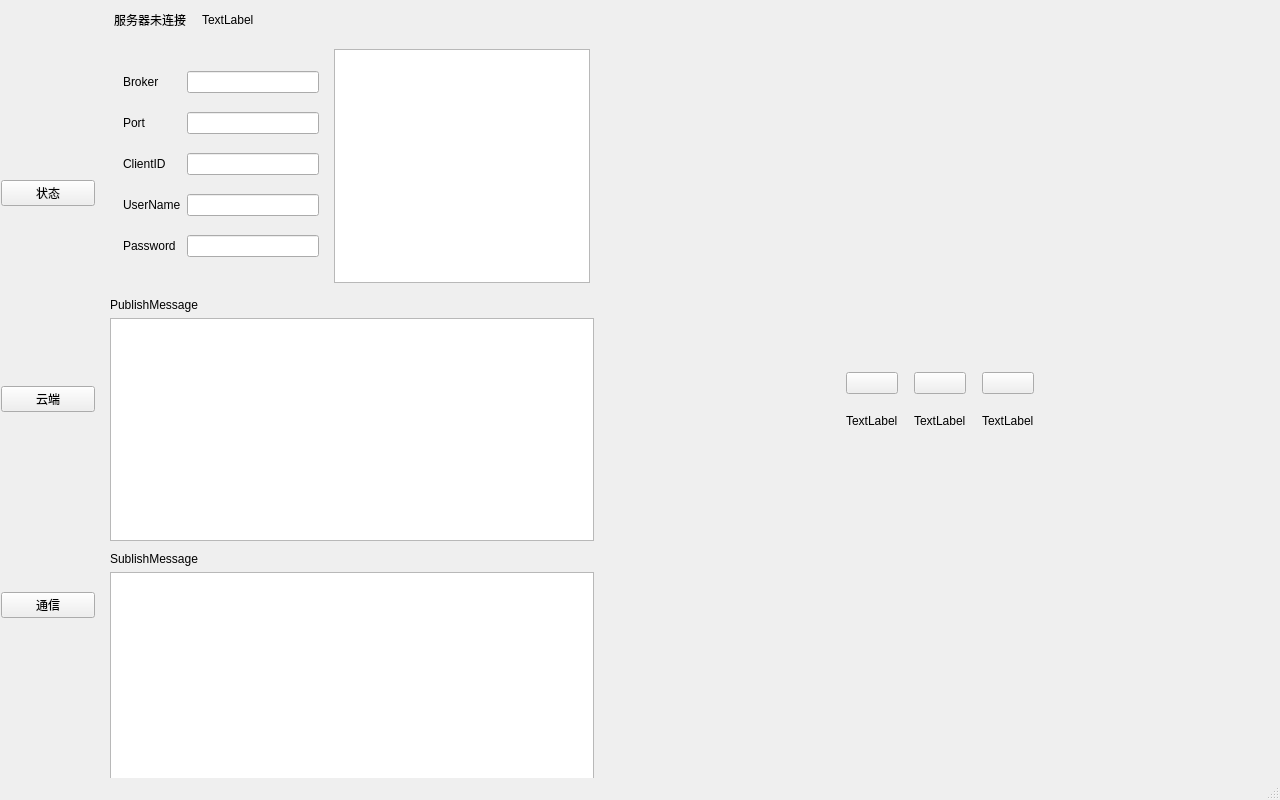
fanyuzhao0213/qt_project, file fyz_smart_home/mainwindow.ui: the form before one commit.
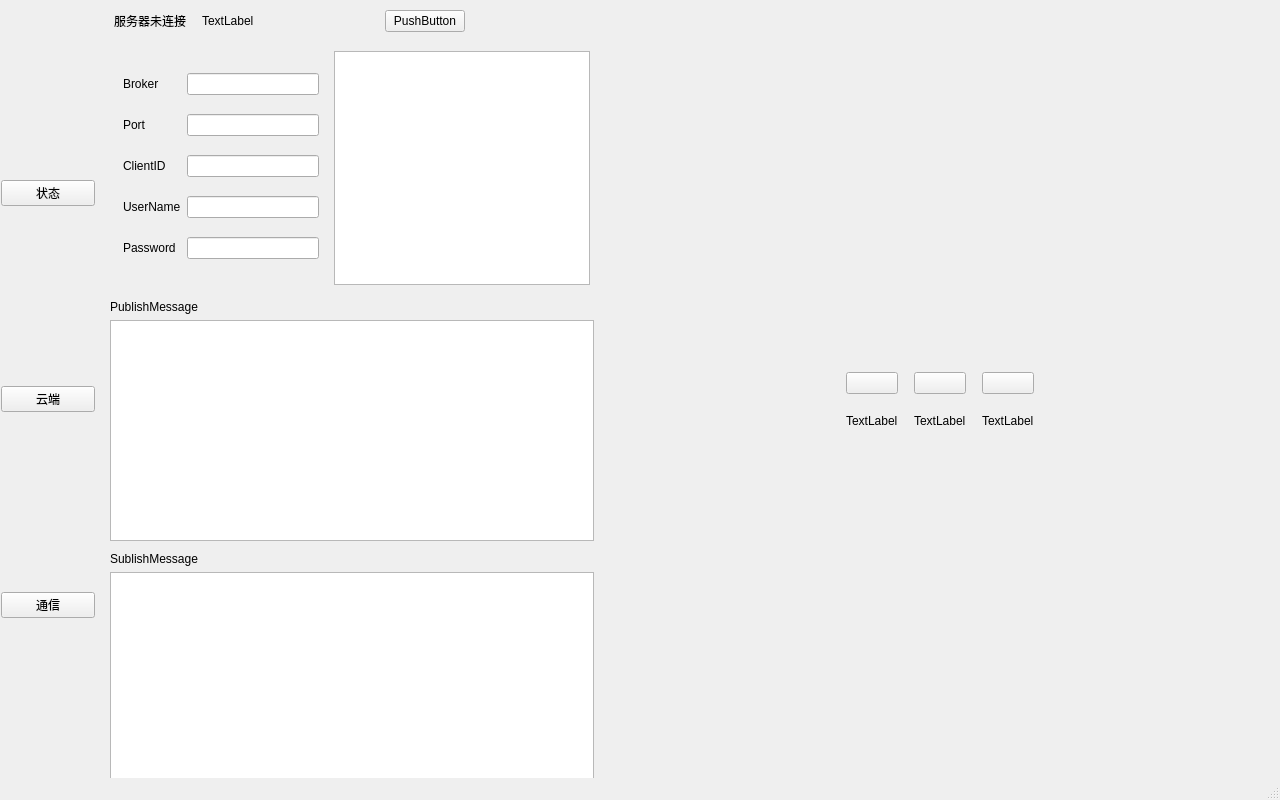
The form after the commit.

The edit to the form file:
```diff
--- a/fyz_smart_home/mainwindow.ui
+++ b/fyz_smart_home/mainwindow.ui
@@ -159,6 +159,26 @@
             </property>
            </spacer>
           </item>
+          <item>
+           <widget class="QPushButton" name="connectMqttButton">
+            <property name="text">
+             <string>PushButton</string>
+            </property>
+           </widget>
+          </item>
+          <item>
+           <spacer name="horizontalSpacer_3">
+            <property name="orientation">
+             <enum>Qt::Horizontal</enum>
+            </property>
+            <property name="sizeHint" stdset="0">
+             <size>
+              <width>40</width>
+              <height>20</height>
+             </size>
+            </property>
+           </spacer>
+          </item>
          </layout>
         </widget>
        </item>
```
